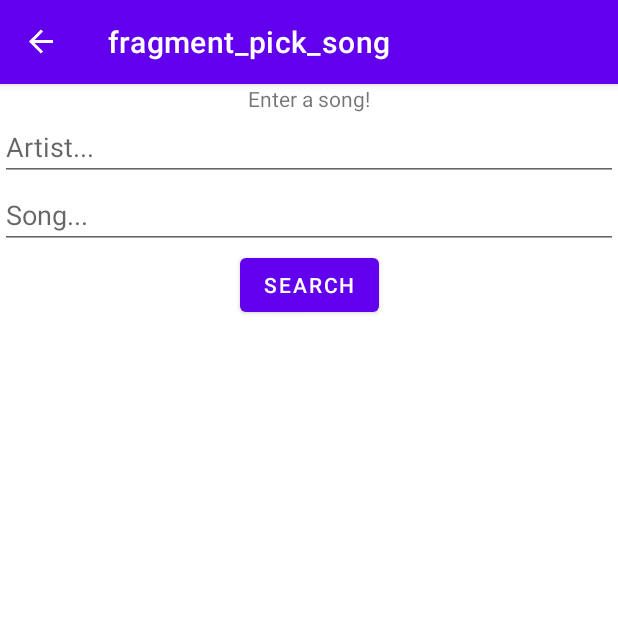
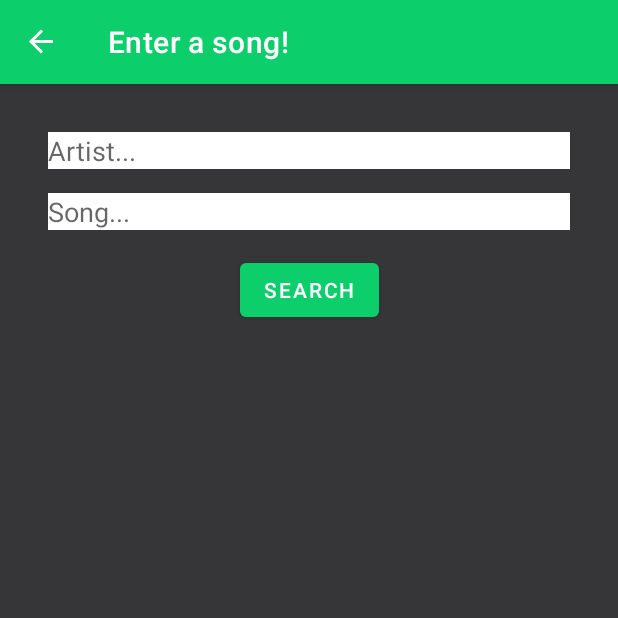
Before and after one commit to yseko789/TranslatedSongs, an Android app: the PickSongFragment screen opened through its navigation route, on a phone screen of 412 x 824 dp, the top half of it. Run offline under Robolectric (Android 15) with nearby library versions, the phone set to English and light mode, and no system bars; our stand-ins replace data binding, navigation-ui; libraries missing offline, so code that uses them is left out: com.google.mlkit.common, com.google.mlkit.nl; 2 statements that could not run were skipped.

Commit message:
Updated UI, added feature to see the correct track and artist

```diff
--- a/app/src/main/java/com/yseko/translatedsongs/overview/PickSongFragment.kt
+++ b/app/src/main/java/com/yseko/translatedsongs/overview/PickSongFragment.kt
@@ -37,7 +37,7 @@ class PickSongFragment : Fragment() {
         super.onViewCreated(view, savedInstanceState)
 
         val adapter = TrackListAdapter {
-            val action = PickSongFragmentDirections.actionPickSongFragmentToLyricsFragment(it.track.commonTrackId)
+            val action = PickSongFragmentDirections.actionPickSongFragmentToLyricsFragment(it.track.commonTrackId, it.track.artistName, it.track.trackName)
             this.findNavController().navigate(action)
         }
 
--- a/app/src/main/res/layout/fragment_pick_song.xml
+++ b/app/src/main/res/layout/fragment_pick_song.xml
@@ -11,15 +11,17 @@
 
     <androidx.constraintlayout.widget.ConstraintLayout
         android:layout_width="match_parent"
-        android:layout_height="match_parent">
-        <TextView
-            android:id="@+id/instructionPickSong"
-            android:layout_width="wrap_content"
-            android:layout_height="wrap_content"
-            android:text="@string/instructionPickSong"
-            app:layout_constraintStart_toStartOf="parent"
-            app:layout_constraintEnd_toEndOf="parent"
-            app:layout_constraintTop_toTopOf="parent"/>
+        android:layout_height="match_parent"
+        android:background="@color/background"
+        android:padding="16dp">
+<!--        <TextView-->
+<!--            android:id="@+id/instructionPickSong"-->
+<!--            android:layout_width="wrap_content"-->
+<!--            android:layout_height="wrap_content"-->
+<!--            android:text="@string/instructionPickSong"-->
+<!--            app:layout_constraintStart_toStartOf="parent"-->
+<!--            app:layout_constraintEnd_toEndOf="parent"-->
+<!--            app:layout_constraintTop_toTopOf="parent"/>-->
         <EditText
             android:id="@+id/inputPickArtist"
             android:layout_width="match_parent"
@@ -28,7 +30,10 @@
             android:inputType="text"
             app:layout_constraintStart_toStartOf="parent"
             app:layout_constraintEnd_toEndOf="parent"
-            app:layout_constraintTop_toBottomOf="@+id/instructionPickSong"/>
+            app:layout_constraintTop_toTopOf="parent"
+            android:background="@color/white"
+            android:layout_marginTop="16dp"
+            android:layout_marginHorizontal="16dp"/>
         <EditText
             android:id="@+id/inputPickSong"
             android:layout_width="match_parent"
@@ -37,7 +42,10 @@
             android:inputType="text"
             app:layout_constraintStart_toStartOf="parent"
             app:layout_constraintEnd_toEndOf="parent"
-            app:layout_constraintTop_toBottomOf="@+id/inputPickArtist"/>
+            app:layout_constraintTop_toBottomOf="@+id/inputPickArtist"
+            android:background="@color/white"
+            android:layout_marginTop="16dp"
+            android:layout_marginHorizontal="16dp"/>
         <Button
             android:id="@+id/searchBtn"
             android:layout_width="wrap_content"
@@ -45,7 +53,8 @@
             app:layout_constraintStart_toStartOf="parent"
             app:layout_constraintEnd_toEndOf="parent"
             app:layout_constraintTop_toBottomOf="@+id/inputPickSong"
-            android:text="@string/search"/>
+            android:text="@string/search"
+            android:layout_marginTop="16dp"/>
 <!--        <TextView-->
 <!--            android:layout_width="match_parent"-->
 <!--            android:layout_height="wrap_content"-->
@@ -59,7 +68,8 @@
             android:layout_height="wrap_content"
             app:layout_constraintEnd_toEndOf="parent"
             app:layout_constraintStart_toStartOf="parent"
-            app:layout_constraintTop_toBottomOf="@+id/searchBtn" />
+            app:layout_constraintTop_toBottomOf="@+id/searchBtn"
+            android:padding="16dp"/>
 
     </androidx.constraintlayout.widget.ConstraintLayout>
 
--- a/app/src/main/res/navigation/nav_graph.xml
+++ b/app/src/main/res/navigation/nav_graph.xml
@@ -7,8 +7,8 @@
     <fragment
         android:id="@+id/startFragment"
         android:name="com.yseko.translatedsongs.overview.StartFragment"
-        android:label="fragment_start"
-        tools:layout="@layout/fragment_start" >
+        android:label="@string/instructionStart"
+        tools:layout="@layout/fragment_start">
         <action
             android:id="@+id/action_startFragment_to_pickSongFragment"
             app:destination="@id/pickSongFragment" />
@@ -17,16 +17,22 @@
     <fragment
         android:id="@+id/lyricsFragment"
         android:name="com.yseko.translatedsongs.overview.LyricsFragment"
-        android:label="LyricsFragment" >
+        android:label="@string/instructionLyrics">
         <argument
             android:name="commonTrackId"
+            app:argType="string" />
+        <argument
+            android:name="qArtist"
+            app:argType="string" />
+        <argument
+            android:name="qTrack"
             app:argType="string" />
     </fragment>
     <fragment
         android:id="@+id/pickSongFragment"
         android:name="com.yseko.translatedsongs.overview.PickSongFragment"
-        android:label="fragment_pick_song"
-        tools:layout="@layout/fragment_pick_song" >
+        android:label="@string/instructionPickSong"
+        tools:layout="@layout/fragment_pick_song">
         <action
             android:id="@+id/action_pickSongFragment_to_lyricsFragment"
             app:destination="@id/lyricsFragment" />
--- a/app/src/main/res/values/colors.xml
+++ b/app/src/main/res/values/colors.xml
@@ -7,4 +7,8 @@
     <color name="teal_700">#FF018786</color>
     <color name="black">#FF000000</color>
     <color name="white">#FFFFFFFF</color>
+
+    <color name="background">#363537</color>
+    <color name="buttons">#0CCE6B</color>
+    <color name = "text">#DCED31</color>
 </resources>
--- a/app/src/main/res/values/strings.xml
+++ b/app/src/main/res/values/strings.xml
@@ -10,4 +10,10 @@
     <string name="hintPickSong">Song...</string>
     <string name="hintPickArtist">Artist...</string>
     <string name="search">Search</string>
+
+    <string name="instructionLyrics">Lyrics</string>
+    <string name="descriptionLyrics">The lyrics were translated to Spanish, and back to English. Have your friend guess the song!</string>
+    <string name="translate">Translate</string>
+    <string name="answer">See Song!</string>
+    <string name="dialogTitle">Song Answer</string>
 </resources>
--- a/app/src/main/res/values/themes.xml
+++ b/app/src/main/res/values/themes.xml
@@ -2,8 +2,8 @@
     <!-- Base application theme. -->
     <style name="Theme.TranslatedSongs" parent="Theme.MaterialComponents.DayNight.DarkActionBar">
         <!-- Primary brand color. -->
-        <item name="colorPrimary">@color/purple_500</item>
-        <item name="colorPrimaryVariant">@color/purple_700</item>
+        <item name="colorPrimary">@color/buttons</item>
+        <item name="colorPrimaryVariant">@color/buttons</item>
         <item name="colorOnPrimary">@color/white</item>
         <!-- Secondary brand color. -->
         <item name="colorSecondary">@color/teal_200</item>
```
Also changed, not shown: app/src/main/java/com/yseko/translatedsongs/overview/LyricsFragment.kt (+13 -6 lines), app/src/main/java/com/yseko/translatedsongs/overview/PickSongViewModel.kt (+7 -7 lines), app/src/main/res/layout/fragment_lyrics.xml (+29 -12 lines), app/src/main/res/layout/fragment_start.xml (+13 -10 lines).
